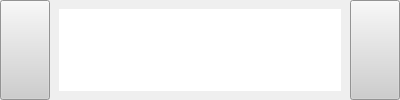
This is src/view/gallery/gallery.ui in florianblume/6d-pat as Qt 5 draws it before an edit. The edited form follows.
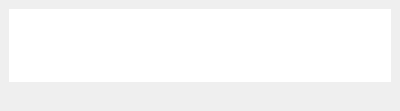
This is the edited form. Custom widgets are drawn as their Qt base class.

Commit message: Added label for selected items

What changed in the file:
```diff
--- a/src/view/gallery/gallery.ui
+++ b/src/view/gallery/gallery.ui
@@ -7,7 +7,7 @@
     <x>0</x>
     <y>0</y>
     <width>400</width>
-    <height>100</height>
+    <height>111</height>
    </rect>
   </property>
   <property name="sizePolicy">
@@ -35,128 +35,6 @@
    <property name="bottomMargin">
     <number>0</number>
    </property>
-   <item>
-    <widget class="QPushButton" name="buttonNavigateLeft">
-     <property name="sizePolicy">
-      <sizepolicy hsizetype="Minimum" vsizetype="MinimumExpanding">
-       <horstretch>0</horstretch>
-       <verstretch>0</verstretch>
-      </sizepolicy>
-     </property>
-     <property name="minimumSize">
-      <size>
-       <width>50</width>
-       <height>100</height>
-      </size>
-     </property>
-     <property name="palette">
-      <palette>
-       <active>
-        <colorrole role="Button">
-         <brush brushstyle="SolidPattern">
-          <color alpha="255">
-           <red>206</red>
-           <green>206</green>
-           <blue>206</blue>
-          </color>
-         </brush>
-        </colorrole>
-        <colorrole role="Base">
-         <brush brushstyle="SolidPattern">
-          <color alpha="255">
-           <red>206</red>
-           <green>206</green>
-           <blue>206</blue>
-          </color>
-         </brush>
-        </colorrole>
-        <colorrole role="Window">
-         <brush brushstyle="SolidPattern">
-          <color alpha="255">
-           <red>206</red>
-           <green>206</green>
-           <blue>206</blue>
-          </color>
-         </brush>
-        </colorrole>
-       </active>
-       <inactive>
-        <colorrole role="Button">
-         <brush brushstyle="SolidPattern">
-          <color alpha="255">
-           <red>206</red>
-           <green>206</green>
-           <blue>206</blue>
-          </color>
-         </brush>
-        </colorrole>
-        <colorrole role="Base">
-         <brush brushstyle="SolidPattern">
-          <color alpha="255">
-           <red>206</red>
-           <green>206</green>
-           <blue>206</blue>
-          </color>
-         </brush>
-        </colorrole>
-        <colorrole role="Window">
-         <brush brushstyle="SolidPattern">
-          <color alpha="255">
-           <red>206</red>
-           <green>206</green>
-           <blue>206</blue>
-          </color>
-         </brush>
-        </colorrole>
-       </inactive>
-       <disabled>
-        <colorrole role="Button">
-         <brush brushstyle="SolidPattern">
-          <color alpha="255">
-           <red>206</red>
-           <green>206</green>
-           <blue>206</blue>
-          </color>
-         </brush>
-        </colorrole>
-        <colorrole role="Base">
-         <brush brushstyle="SolidPattern">
-          <color alpha="255">
-           <red>206</red>
-           <green>206</green>
-           <blue>206</blue>
-          </color>
-         </brush>
-        </colorrole>
-        <colorrole role="Window">
-         <brush brushstyle="SolidPattern">
-          <color alpha="255">
-           <red>206</red>
-           <green>206</green>
-           <blue>206</blue>
-          </color>
-         </brush>
-        </colorrole>
-       </disabled>
-      </palette>
-     </property>
-     <property name="autoFillBackground">
-      <bool>false</bool>
-     </property>
-     <property name="text">
-      <string/>
-     </property>
-     <property name="iconSize">
-      <size>
-       <width>26</width>
-       <height>26</height>
-      </size>
-     </property>
-     <property name="flat">
-      <bool>false</bool>
-     </property>
-    </widget>
-   </item>
    <item>
     <widget class="QFrame" name="frame">
      <property name="sizePolicy">
@@ -262,6 +140,9 @@
           <height>270</height>
          </size>
         </property>
+        <property name="textElideMode">
+         <enum>Qt::ElideNone</enum>
+        </property>
         <property name="verticalScrollMode">
          <enum>QAbstractItemView::ScrollPerPixel</enum>
         </property>
@@ -294,134 +175,61 @@
         </property>
        </widget>
       </item>
+      <item>
+       <layout class="QHBoxLayout" name="horizontalLayout_2">
+        <property name="leftMargin">
+         <number>0</number>
+        </property>
+        <item>
+         <widget class="QFrame" name="frame_3">
+          <property name="sizePolicy">
+           <sizepolicy hsizetype="Expanding" vsizetype="Preferred">
+            <horstretch>0</horstretch>
+            <verstretch>0</verstretch>
+           </sizepolicy>
+          </property>
+          <property name="frameShape">
+           <enum>QFrame::NoFrame</enum>
+          </property>
+          <property name="frameShadow">
+           <enum>QFrame::Plain</enum>
+          </property>
+         </widget>
+        </item>
+        <item>
+         <widget class="QLabel" name="labelSelectedItemName">
+          <property name="enabled">
+           <bool>false</bool>
+          </property>
+          <property name="text">
+           <string/>
+          </property>
+          <property name="alignment">
+           <set>Qt::AlignCenter</set>
+          </property>
+         </widget>
+        </item>
+        <item>
+         <widget class="QFrame" name="frame_2">
+          <property name="sizePolicy">
+           <sizepolicy hsizetype="Expanding" vsizetype="Preferred">
+            <horstretch>0</horstretch>
+            <verstretch>0</verstretch>
+           </sizepolicy>
+          </property>
+          <property name="frameShape">
+           <enum>QFrame::NoFrame</enum>
+          </property>
+          <property name="frameShadow">
+           <enum>QFrame::Plain</enum>
+          </property>
+         </widget>
+        </item>
+       </layout>
+      </item>
      </layout>
     </widget>
    </item>
-   <item>
-    <widget class="QPushButton" name="buttonNavigateRight">
-     <property name="sizePolicy">
-      <sizepolicy hsizetype="Minimum" vsizetype="MinimumExpanding">
-       <horstretch>0</horstretch>
-       <verstretch>0</verstretch>
-      </sizepolicy>
-     </property>
-     <property name="minimumSize">
-      <size>
-       <width>50</width>
-       <height>100</height>
-      </size>
-     </property>
-     <property name="palette">
-      <palette>
-       <active>
-        <colorrole role="Button">
-         <brush brushstyle="SolidPattern">
-          <color alpha="255">
-           <red>206</red>
-           <green>206</green>
-           <blue>206</blue>
-          </color>
-         </brush>
-        </colorrole>
-        <colorrole role="Base">
-         <brush brushstyle="SolidPattern">
-          <color alpha="255">
-           <red>206</red>
-           <green>206</green>
-           <blue>206</blue>
-          </color>
-         </brush>
-        </colorrole>
-        <colorrole role="Window">
-         <brush brushstyle="SolidPattern">
-          <color alpha="255">
-           <red>206</red>
-           <green>206</green>
-           <blue>206</blue>
-          </color>
-         </brush>
-        </colorrole>
-       </active>
-       <inactive>
-        <colorrole role="Button">
-         <brush brushstyle="SolidPattern">
-          <color alpha="255">
-           <red>206</red>
-           <green>206</green>
-           <blue>206</blue>
-          </color>
-         </brush>
-        </colorrole>
-        <colorrole role="Base">
-         <brush brushstyle="SolidPattern">
-          <color alpha="255">
-           <red>206</red>
-           <green>206</green>
-           <blue>206</blue>
-          </color>
-         </brush>
-        </colorrole>
-        <colorrole role="Window">
-         <brush brushstyle="SolidPattern">
-          <color alpha="255">
-           <red>206</red>
-           <green>206</green>
-           <blue>206</blue>
-          </color>
-         </brush>
-        </colorrole>
-       </inactive>
-       <disabled>
-        <colorrole role="Button">
-         <brush brushstyle="SolidPattern">
-          <color alpha="255">
-           <red>206</red>
-           <green>206</green>
-           <blue>206</blue>
-          </color>
-         </brush>
-        </colorrole>
-        <colorrole role="Base">
-         <brush brushstyle="SolidPattern">
-          <color alpha="255">
-           <red>206</red>
-           <green>206</green>
-           <blue>206</blue>
-          </color>
-         </brush>
-        </colorrole>
-        <colorrole role="Window">
-         <brush brushstyle="SolidPattern">
-          <color alpha="255">
-           <red>206</red>
-           <green>206</green>
-           <blue>206</blue>
-          </color>
-         </brush>
-        </colorrole>
-       </disabled>
-      </palette>
-     </property>
-     <property name="autoFillBackground">
-      <bool>false</bool>
-     </property>
-     <property name="text">
-      <string/>
-     </property>
-     <property name="iconSize">
-      <size>
-       <width>26</width>
-       <height>26</height>
-      </size>
-     </property>
-     <property name="default">
-      <bool>false</bool>
-     </property>
-     <property name="flat">
-      <bool>false</bool>
-     </property>
-    </widget>
-   </item>
   </layout>
  </widget>
  <customwidgets>
```
Left out of the diff: 72 changed lines with no effect on the pictures. The commit also changes 3 other files.
